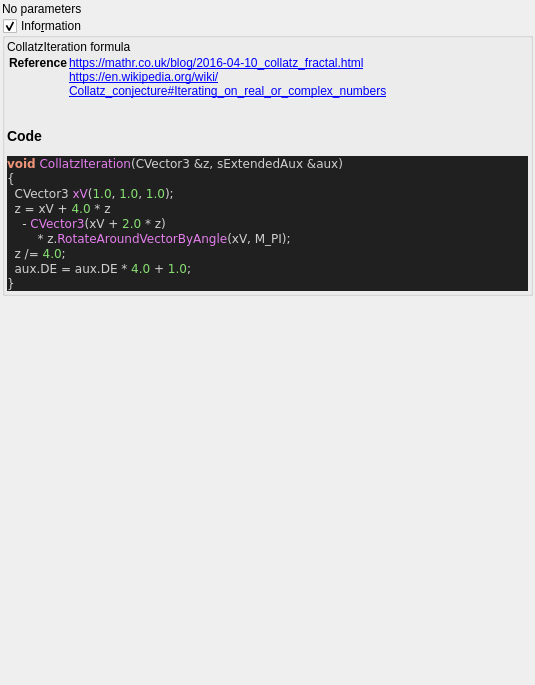
First picture: the form in mandelbulber2/qt_data/fractal_collatz.ui, repository buddhi1980/mandelbulber2, before the edit.
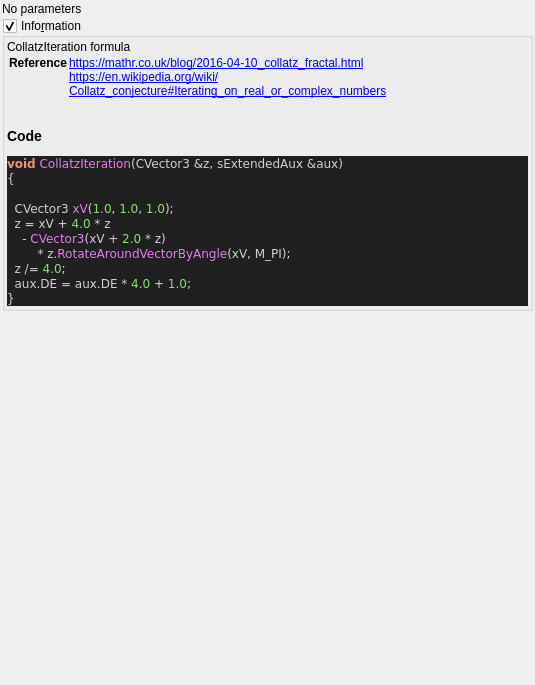
Second picture: the form after the edit. Custom widgets are drawn as their Qt base class.

Commit message:
stripped code highlight output to body tag
 the surrounding part (HTML Tag and comment) contained version specific parts.
 Now only the body tag will be written to the ui file,
 so the complete output of populateUiInformation.php should be reproducable.

 Also readded broken symlinks in deploy/share/mandelbulber2

```diff
--- a/mandelbulber2/qt_data/fractal_collatz.ui
+++ b/mandelbulber2/qt_data/fractal_collatz.ui
@@ -72,15 +72,10 @@
 &lt;/td&gt;&lt;/tr&gt;
 &lt;/table&gt;
 &lt;h3&gt;Code&lt;/h3&gt;
-&lt;!DOCTYPE html&gt;
-&lt;html&gt;
-&lt;head&gt;
-&lt;meta charset=&quot;ISO-8859-1&quot;&gt;
-&lt;title&gt;Source file&lt;/title&gt;
-&lt;/head&gt;
 &lt;body style=&quot;background-color:#202020&quot;&gt;
 &lt;pre style=&quot;color:#d0d0d0; background-color:#202020;  font-family:'Courier New',monospace;&quot;&gt;&lt;span style=&quot;color:#f09479; font-weight:bold&quot;&gt;void&lt;/span&gt; &lt;span style=&quot;color:#e47eed&quot;&gt;CollatzIteration&lt;/span&gt;&lt;span style=&quot;color:#d0d0d0&quot;&gt;(&lt;/span&gt;CVector3 &lt;span style=&quot;color:#d0d0d0&quot;&gt;&amp;amp;&lt;/span&gt;z&lt;span style=&quot;color:#d0d0d0&quot;&gt;,&lt;/span&gt; sExtendedAux &lt;span style=&quot;color:#d0d0d0&quot;&gt;&amp;amp;&lt;/span&gt;aux&lt;span style=&quot;color:#d0d0d0&quot;&gt;)&lt;/span&gt;
 &lt;span style=&quot;color:#d0d0d0&quot;&gt;{&lt;/span&gt;
+
   CVector3 &lt;span style=&quot;color:#e47eed&quot;&gt;xV&lt;/span&gt;&lt;span style=&quot;color:#d0d0d0&quot;&gt;(&lt;/span&gt;&lt;span style=&quot;color:#87df71&quot;&gt;1.0&lt;/span&gt;&lt;span style=&quot;color:#d0d0d0&quot;&gt;,&lt;/span&gt; &lt;span style=&quot;color:#87df71&quot;&gt;1.0&lt;/span&gt;&lt;span style=&quot;color:#d0d0d0&quot;&gt;,&lt;/span&gt; &lt;span style=&quot;color:#87df71&quot;&gt;1.0&lt;/span&gt;&lt;span style=&quot;color:#d0d0d0&quot;&gt;);&lt;/span&gt;
   z &lt;span style=&quot;color:#d0d0d0&quot;&gt;=&lt;/span&gt; xV &lt;span style=&quot;color:#d0d0d0&quot;&gt;+&lt;/span&gt; &lt;span style=&quot;color:#87df71&quot;&gt;4.0&lt;/span&gt; &lt;span style=&quot;color:#d0d0d0&quot;&gt;*&lt;/span&gt; z
     &lt;span style=&quot;color:#d0d0d0&quot;&gt;-&lt;/span&gt; &lt;span style=&quot;color:#e47eed&quot;&gt;CVector3&lt;/span&gt;&lt;span style=&quot;color:#d0d0d0&quot;&gt;(&lt;/span&gt;xV &lt;span style=&quot;color:#d0d0d0&quot;&gt;+&lt;/span&gt; &lt;span style=&quot;color:#87df71&quot;&gt;2.0&lt;/span&gt; &lt;span style=&quot;color:#d0d0d0&quot;&gt;*&lt;/span&gt; z&lt;span style=&quot;color:#d0d0d0&quot;&gt;)&lt;/span&gt;
@@ -89,10 +84,7 @@
   aux&lt;span style=&quot;color:#d0d0d0&quot;&gt;.&lt;/span&gt;DE &lt;span style=&quot;color:#d0d0d0&quot;&gt;=&lt;/span&gt; aux&lt;span style=&quot;color:#d0d0d0&quot;&gt;.&lt;/span&gt;DE &lt;span style=&quot;color:#d0d0d0&quot;&gt;*&lt;/span&gt; &lt;span style=&quot;color:#87df71&quot;&gt;4.0&lt;/span&gt; &lt;span style=&quot;color:#d0d0d0&quot;&gt;+&lt;/span&gt; &lt;span style=&quot;color:#87df71&quot;&gt;1.0&lt;/span&gt;&lt;span style=&quot;color:#d0d0d0&quot;&gt;;&lt;/span&gt;
 &lt;span style=&quot;color:#d0d0d0&quot;&gt;}&lt;/span&gt;
 &lt;/pre&gt;
-&lt;/body&gt;
-&lt;/html&gt;
-&lt;!--HTML generated by highlight 3.18, http://www.andre-simon.de/--&gt;
-</string>
+&lt;/body&gt;</string>
         </property>
         <property name="wordWrap">
          <bool>true</bool>
```
The commit also changes 109 other files.
